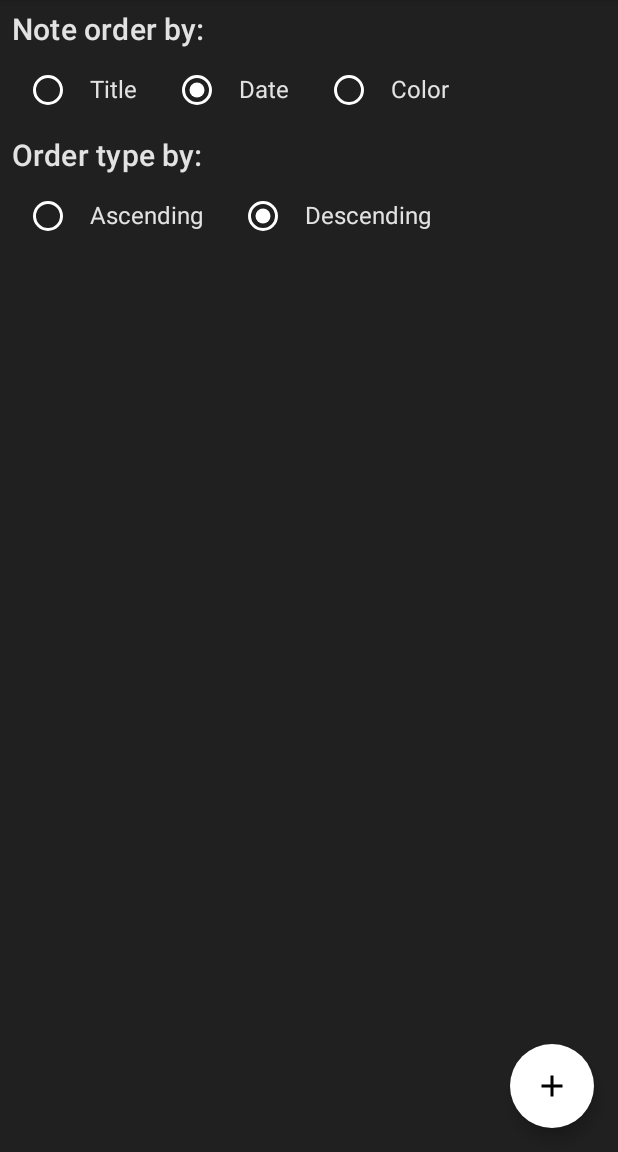
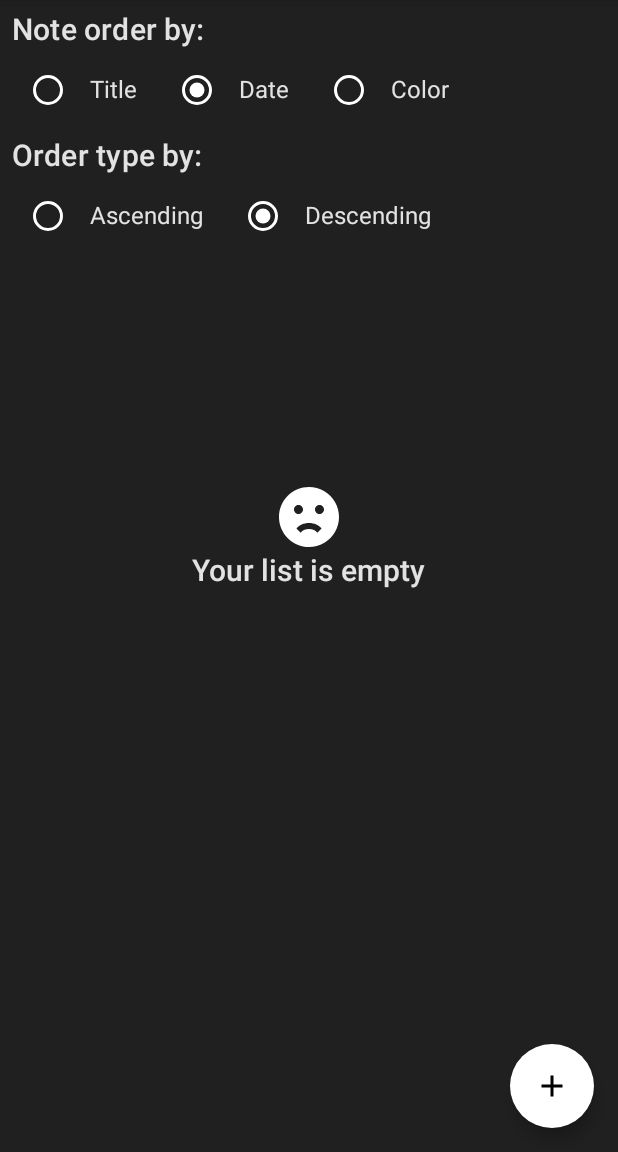
Before and after one commit to filipiandrader/notes_app, an Android app built with Jetpack Compose: the screen it shows after launch (MainActivity), after a tap on "Open order section", on a phone screen of 412 x 824 dp, the part 84-1236 px from its top. Run offline under Robolectric (Android 15) with nearby library versions, the phone set to English and light mode, and no system bars; our stand-ins replace Dagger/Hilt's generated code, Room's generated code.

Commit message:
Create custom empty list; Adjust content state to save correctly

```diff
--- a/app/src/main/java/com/far/notesapp/feature_note/presentation/add_edit_note/viewmodel/AddEditNoteViewModel.kt
+++ b/app/src/main/java/com/far/notesapp/feature_note/presentation/add_edit_note/viewmodel/AddEditNoteViewModel.kt
@@ -87,7 +87,7 @@
     private fun buildNote() = Note(
         id = currentNoteId,
         title = _noteTitleState.value.text,
-        content = _noteTitleState.value.text,
+        content = _noteContentState.value.text,
         timestamp = System.currentTimeMillis(),
         color = _noteColorState.value
     )
--- a/app/src/main/java/com/far/notesapp/feature_note/presentation/notes/screen/NotesScreen.kt
+++ b/app/src/main/java/com/far/notesapp/feature_note/presentation/notes/screen/NotesScreen.kt
@@ -12,7 +12,6 @@
 import androidx.compose.material.icons.filled.Sort
 import androidx.compose.runtime.Composable
 import androidx.compose.runtime.LaunchedEffect
-import androidx.compose.runtime.rememberCoroutineScope
 import androidx.compose.ui.Alignment
 import androidx.compose.ui.Modifier
 import androidx.compose.ui.unit.dp
@@ -26,6 +25,7 @@
 import com.far.notesapp.feature_note.presentation.notes.event.NotesEvent
 import com.far.notesapp.feature_note.presentation.notes.viewmodel.NotesViewModel
 import com.far.notesapp.feature_note.presentation.util.RoutesScreens
+import com.far.notesapp.ui.components.CustomEmptyList
 import com.far.notesapp.ui.theme.PrimaryDark
 import kotlinx.coroutines.flow.collect
 
@@ -37,7 +37,6 @@
 ) {
     val state = viewModel.noteState.value
     val scaffoldState = rememberScaffoldState()
-    val scope = rememberCoroutineScope()
 
     LaunchedEffect(key1 = true) {
         viewModel.uiEventChannel.collect { event ->
@@ -137,4 +136,8 @@
             }
         }
     }
+
+    if (state.notes.isEmpty()) {
+        CustomEmptyList()
+    }
 }
--- a/app/src/main/java/com/far/notesapp/feature_note/presentation/notes/viewmodel/NotesViewModel.kt
+++ b/app/src/main/java/com/far/notesapp/feature_note/presentation/notes/viewmodel/NotesViewModel.kt
@@ -76,7 +76,7 @@
                 recentlyDeletedNote = note
                 sendUiEvent(
                     UiEvent.ShowSnackbarEvent(
-                        message = "Todo deleted",
+                        message = "Note deleted",
                         action = "Undo"
                     )
                 )
--- /dev/null
+++ b/app/src/main/java/com/far/notesapp/ui/components/CustomEmptyList.kt
@@ -0,0 +1,37 @@
+package com.far.notesapp.ui.components
+
+import androidx.compose.foundation.Image
+import androidx.compose.foundation.layout.*
+import androidx.compose.material.MaterialTheme
+import androidx.compose.material.Text
+import androidx.compose.runtime.Composable
+import androidx.compose.ui.Alignment
+import androidx.compose.ui.Modifier
+import androidx.compose.ui.res.painterResource
+import androidx.compose.ui.unit.dp
+import com.far.notesapp.R
+
+@Composable
+fun CustomEmptyList() {
+    Column(
+        modifier = Modifier.fillMaxSize(),
+        verticalArrangement = Arrangement.Center,
+        horizontalAlignment = Alignment.CenterHorizontally
+    ) {
+        Image(
+            painterResource(id = R.drawable.ic_emoticon_sad),
+            contentDescription = "emoticon sad",
+            modifier = Modifier
+                .width(48.dp)
+                .height(48.dp)
+        )
+        Row(
+            horizontalArrangement = Arrangement.Center
+        ) {
+            Text(
+                text = "Your list is empty",
+                style = MaterialTheme.typography.h3
+            )
+        }
+    }
+}
--- a/app/src/main/java/com/far/notesapp/ui/theme/Type.kt
+++ b/app/src/main/java/com/far/notesapp/ui/theme/Type.kt
@@ -6,23 +6,30 @@
 import androidx.compose.ui.text.font.FontWeight
 import androidx.compose.ui.unit.sp
 
-// Set of Material typography styles to start with
 val Typography = Typography(
+    h1 = TextStyle(
+        fontWeight = FontWeight.Bold,
+        fontSize = 30.sp,
+    ),
+    h2 = TextStyle(
+        fontWeight = FontWeight.SemiBold,
+        fontSize = 24.sp
+    ),
+    h3 = TextStyle(
+        fontWeight = FontWeight.Medium,
+        fontSize = 20.sp
+    ),
+    h4 = TextStyle(
+        fontWeight = FontWeight.Medium,
+        fontSize = 16.sp
+    ),
     body1 = TextStyle(
         fontFamily = FontFamily.Default,
         fontWeight = FontWeight.Normal,
         fontSize = 16.sp
+    ),
+    body2 = TextStyle(
+        fontWeight = FontWeight.Normal,
+        fontSize = 14.sp
     )
-    /* Other default text styles to override
-    button = TextStyle(
-        fontFamily = FontFamily.Default,
-        fontWeight = FontWeight.W500,
-        fontSize = 14.sp
-    ),
-    caption = TextStyle(
-        fontFamily = FontFamily.Default,
-        fontWeight = FontWeight.Normal,
-        fontSize = 12.sp
-    )
-    */
 )
--- /dev/null
+++ b/app/src/main/res/drawable/ic_emoticon_sad.xml
@@ -0,0 +1,9 @@
+<vector xmlns:android="http://schemas.android.com/apk/res/android"
+    android:width="24dp"
+    android:height="24dp"
+    android:viewportWidth="24"
+    android:viewportHeight="24">
+  <path
+      android:fillColor="@color/icons"
+      android:pathData="M12,2A10,10 0,0 0,2 12A10,10 0,0 0,12 22A10,10 0,0 0,22 12A10,10 0,0 0,12 2M7,9.5C7,8.7 7.7,8 8.5,8C9.3,8 10,8.7 10,9.5C10,10.3 9.3,11 8.5,11C7.7,11 7,10.3 7,9.5M14.77,17.23C14.32,16.5 13.25,16 12,16C10.75,16 9.68,16.5 9.23,17.23L7.81,15.81C8.71,14.72 10.25,14 12,14C13.75,14 15.29,14.72 16.19,15.81L14.77,17.23M15.5,11C14.7,11 14,10.3 14,9.5C14,8.7 14.7,8 15.5,8C16.3,8 17,8.7 17,9.5C17,10.3 16.3,11 15.5,11Z"/>
+</vector>
```
Also changed, not shown: app/src/main/java/com/far/notesapp/feature_note/presentation/notes/components/NoteItem.kt (+4 -3 lines).
